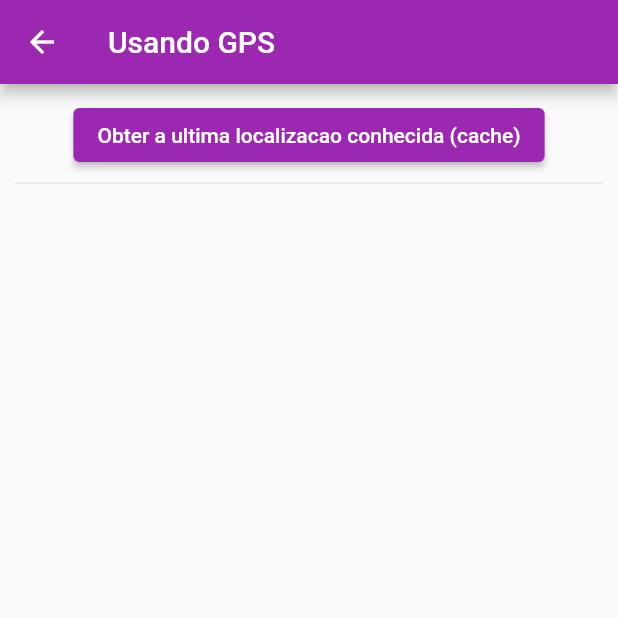
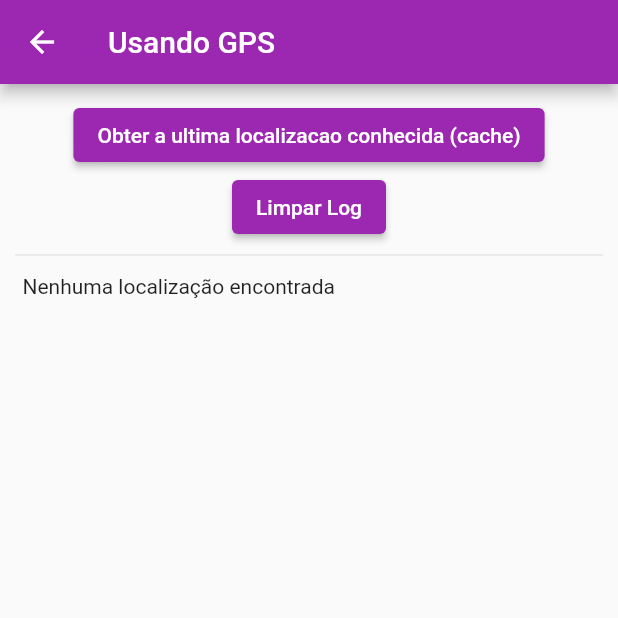
Before and after one commit to Jhonysganzerla/FlutterCrud-sqlite, a Flutter app: the GpsPage screen opened by its route, after a tap on "Obter a ultima localizacao conhecida (ca", on a phone screen of 412 x 824 dp, the top half of it. Run offline on Flutter 3.47's test engine with Material 2 defaults, Android fonts, the phone set to English and light mode, and no system bars; our stand-ins replace geolocator, shared_preferences, sqflite; accounts and stored records are empty.

Commit message:
Adicionado limpeza de log

```diff
--- a/lib/Pages/gps_page.dart
+++ b/lib/Pages/gps_page.dart
@@ -38,6 +38,10 @@ class GpsPage extends StatefulWidget {
                   onPressed: _obterUltimaLocalizacao,
                   child: Text('Obter a ultima localizacao conhecida (cache)')
               ),
+              ElevatedButton(
+                  onPressed: _limparLog,
+                  child: Text('Limpar Log')
+              ),
               const Divider(),
               Expanded(
                   child:ListView.builder(
@@ -63,8 +67,9 @@ class GpsPage extends StatefulWidget {
       setState(() {
         if(position == null){
           _linhas.add('Nenhuma localização encontrada');
+        }else{
+          _linhas.add('Latitude: ${position.latitude} | Longitude: ${position.longitude} ');
         }
-        _linhas.add('Latitude: ${position!.latitude} | Longitude: ${position.longitude} ');
       });
     }
 
@@ -112,4 +117,11 @@ class GpsPage extends StatefulWidget {
           )
       );
     }
+
+
+    void _limparLog(){
+      setState(() {
+        _linhas.clear();
+      });
+    }
 }
```
